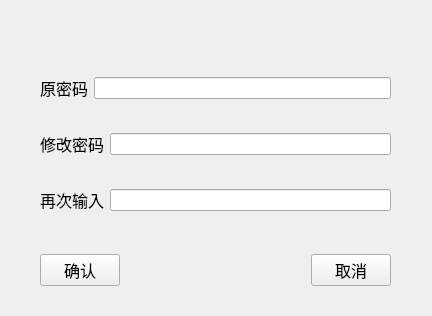
This is changepassword.ui in summerwunder/LibraryManagement as Qt 5 draws it before an edit. The edited form follows.
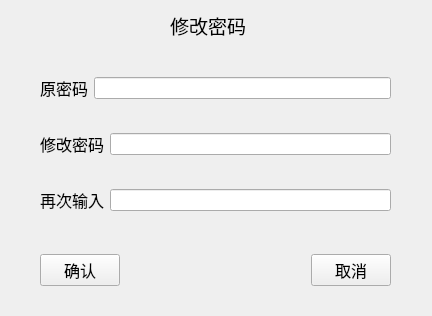
This is the edited form.

Commit message: 修复了修改代码窗口太小的问题，对学生和管理员的部分功能的实现提供了提醒

Diff of the .ui file:
```diff
--- a/changepassword.ui
+++ b/changepassword.ui
@@ -13,7 +13,7 @@
   <property name="windowTitle">
    <string>Form</string>
   </property>
-  <widget class="QWidget" name="">
+  <widget class="QWidget" name="layoutWidget">
    <property name="geometry">
     <rect>
      <x>40</x>
@@ -86,7 +86,7 @@
     </item>
    </layout>
   </widget>
-  <widget class="QWidget" name="">
+  <widget class="QWidget" name="layoutWidget">
    <property name="geometry">
     <rect>
      <x>40</x>
@@ -135,6 +135,24 @@
     </item>
    </layout>
   </widget>
+  <widget class="QLabel" name="label_4">
+   <property name="geometry">
+    <rect>
+     <x>170</x>
+     <y>10</y>
+     <width>111</width>
+     <height>31</height>
+    </rect>
+   </property>
+   <property name="font">
+    <font>
+     <pointsize>14</pointsize>
+    </font>
+   </property>
+   <property name="text">
+    <string>修改密码</string>
+   </property>
+  </widget>
  </widget>
  <resources/>
  <connections/>
```
The commit also changes 3 other files.
